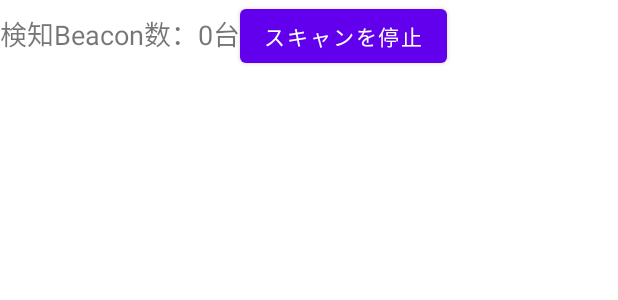
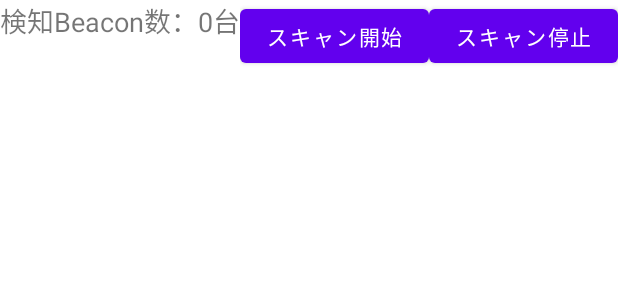
Before and after one commit to sakusaku3939/Beacon, an Android app: the layout activity_main.xml on its own in the app's theme, with its tools: preview values and no code run, on a phone screen of 412 x 824 dp. Shown: the top 300 px of the screen. Run offline under Robolectric (Android 15) with nearby library versions, the phone set to English and light mode, and no system bars.

Commit message:
フォアグラウンド実行処理完成

```diff
--- a/app/src/main/AndroidManifest.xml
+++ b/app/src/main/AndroidManifest.xml
@@ -1,6 +1,5 @@
 <?xml version="1.0" encoding="utf-8"?>
 <manifest xmlns:android="http://schemas.android.com/apk/res/android"
-    xmlns:tools="http://schemas.android.com/tools"
     package="com.sakusaku.beacon">
 
     <!-- BLE使用のためのパーミッション -->
@@ -27,8 +26,8 @@
                 <category android:name="android.intent.category.LAUNCHER" />
             </intent-filter>
         </activity>
-        <activity android:name=".BeaconActivity" android:launchMode="singleInstance" />
-        <service android:name=".BeaconService" android:foregroundServiceType="location"/>
+        <activity android:name=".BeaconActivity" />
+        <service android:name=".BeaconService" android:foregroundServiceType="location" />
     </application>
 
 </manifest>
--- a/app/src/main/java/com/sakusaku/beacon/MainActivity.java
+++ b/app/src/main/java/com/sakusaku/beacon/MainActivity.java
@@ -5,6 +5,7 @@ import android.content.Intent;
 import android.content.pm.PackageManager;
 import android.os.Bundle;
 import android.os.Handler;
+import android.view.View;
 import android.widget.Toast;
 
 import androidx.annotation.NonNull;
--- a/app/src/main/res/layout/activity_main.xml
+++ b/app/src/main/res/layout/activity_main.xml
@@ -4,7 +4,7 @@
     xmlns:tools="http://schemas.android.com/tools"
     android:layout_width="match_parent"
     android:layout_height="match_parent"
-    tools:context=".MainActivity">
+    tools:context=".BeaconActivity">
 
     <LinearLayout
         android:layout_width="match_parent"
@@ -15,10 +15,10 @@
             android:id="@+id/linearLayout"
             android:layout_width="match_parent"
             android:layout_height="wrap_content"
+            android:layout_marginBottom="8dp"
             android:orientation="horizontal"
-            android:layout_marginBottom="8dp"
+            app:layout_constraintEnd_toEndOf="parent"
             app:layout_constraintHorizontal_chainStyle="spread_inside"
-            app:layout_constraintEnd_toEndOf="parent"
             app:layout_constraintStart_toStartOf="parent"
             app:layout_constraintTop_toTopOf="parent">
 
@@ -41,21 +41,34 @@
                 android:text="@string/text2"
                 android:textSize="18sp" />
 
-            <Button
-                android:id="@+id/button"
-                android:layout_width="wrap_content"
+            <LinearLayout
+                android:layout_width="match_parent"
                 android:layout_height="wrap_content"
-                android:onClick="click"
-                android:text="スキャンを停止" />
+                android:orientation="horizontal">
+
+                <Button
+                    android:id="@+id/button"
+                    android:layout_width="0dp"
+                    android:layout_weight="1"
+                    android:layout_height="wrap_content"
+                    android:onClick="startService"
+                    android:text="スキャン開始" />
+
+                <Button
+                    android:id="@+id/button3"
+                    android:layout_width="0dp"
+                    android:layout_weight="1"
+                    android:layout_height="wrap_content"
+                    android:onClick="stopService"
+                    android:text="スキャン停止" />
+            </LinearLayout>
 
         </LinearLayout>
 
         <ListView
+            android:id="@+id/beacon_list"
             android:layout_width="match_parent"
-            android:layout_height="wrap_content"
-            android:id="@+id/beacon_list"
-            >
-        </ListView>
+            android:layout_height="wrap_content" />
     </LinearLayout>
 
 </androidx.constraintlayout.widget.ConstraintLayout>
```
Also changed, not shown: app/src/main/java/com/sakusaku/beacon/BeaconActivity.java (+12 -9 lines), app/src/main/java/com/sakusaku/beacon/BeaconService.java (+34 -15 lines), app/src/main/res/drawable/ic_baseline_wifi_tethering_24.xml (added, +10 -0 lines).
